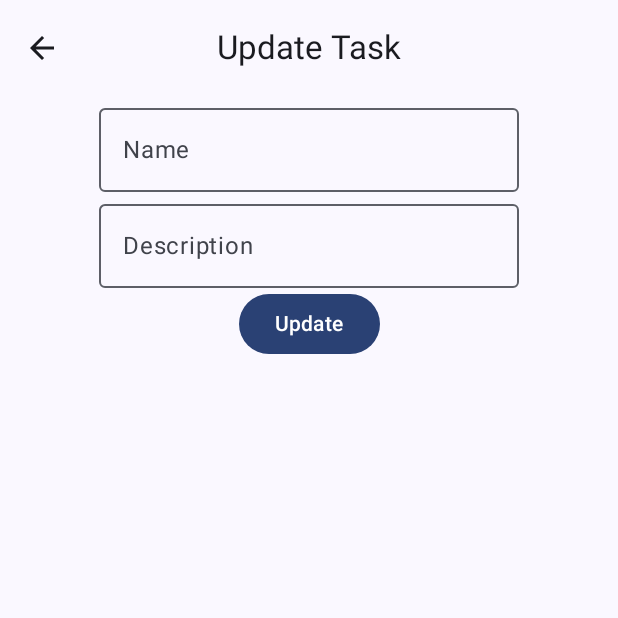
After one commit to vtymPolit/2024_IPZm11_CheckMate, an Android app built with Jetpack Compose: the UpdateTaskScreen screen opened through its navigation route, on a phone screen of 412 x 824 dp, the top half of it. The commit adds this screen. Run offline under Robolectric (Android 15) with nearby library versions, the phone set to English and light mode, and no system bars; our stand-ins replace Firebase (no records; nobody signed in at launch, a user with empty details on screens opened directly).

Commit message:
feat: task update

```diff
--- a/app/src/main/java/com/example/checkmate/MainActivity.kt
+++ b/app/src/main/java/com/example/checkmate/MainActivity.kt
@@ -12,6 +12,7 @@ import com.example.checkmate.data.AuthRepo
 import com.example.checkmate.ui.CreateTaskScreen
 import com.example.checkmate.ui.GoogleSignInScreen
 import com.example.checkmate.ui.TasksListScreen
+import com.example.checkmate.ui.UpdateTaskScreen
 import com.example.checkmate.ui.theme.CheckMateTheme
 import com.example.checkmate.viewmodel.GoogleSignInViewModel
 import com.example.checkmate.viewmodel.TasksListScreenViewModel
@@ -48,6 +49,9 @@ class MainActivity : ComponentActivity() {
                         composable("CreateTaskScreen") {
                             CreateTaskScreen(navController, tasksViewModel)
                         }
+                        composable("UpdateTaskScreen") {
+                            UpdateTaskScreen(navController, tasksViewModel)
+                        }
                     }
                 )
             }
--- a/app/src/main/java/com/example/checkmate/ui/TasksListScreen.kt
+++ b/app/src/main/java/com/example/checkmate/ui/TasksListScreen.kt
@@ -75,7 +75,8 @@ fun TasksListScreen(navController: NavController, tasksViewModel: TasksListScree
                     modifier = Modifier
                         .fillMaxWidth()
                         .padding(8.dp),
-                    tasksViewModel = tasksViewModel
+                    tasksViewModel = tasksViewModel,
+                    navController = navController
                 )
             }
         }
@@ -86,7 +87,8 @@ fun TasksListScreen(navController: NavController, tasksViewModel: TasksListScree
 fun TaskItem(
     task: Task,
     modifier: Modifier = Modifier,
-    tasksViewModel: TasksListScreenViewModel
+    tasksViewModel: TasksListScreenViewModel,
+    navController: NavController
 ) {
     var completed by remember { mutableStateOf(false) }
     var expanded by remember { mutableStateOf(false) }
@@ -113,7 +115,7 @@ fun TaskItem(
             )
         }
         if (expanded) {
-            TaskItemExpanded(task.description,tasksViewModel, task)
+            TaskItemExpanded(task.description,tasksViewModel, task, navController)
         }
     }
 }
@@ -139,7 +141,8 @@ fun TaskItemButton(
 fun TaskItemExpanded(
     taskDescription: String,
     tasksViewModel: TasksListScreenViewModel,
-    task: Task
+    task: Task,
+    navController: NavController
 ) {
     Row(Modifier.padding(16.dp)) {
         Text(text = taskDescription)
@@ -149,7 +152,8 @@ fun TaskItemExpanded(
             .fillMaxWidth()
             .padding(8.dp), horizontalArrangement = Arrangement.Center
     ) {
-        Button(onClick = {}) {
+        Button(onClick = {tasksViewModel.setSelectedTask(task)
+            navController.navigate("UpdateTaskScreen")}) {
             Text("update")
         }
         Spacer(Modifier.width(16.dp))
--- /dev/null
+++ b/app/src/main/java/com/example/checkmate/ui/UpdateTaskScreen.kt
@@ -0,0 +1,90 @@
+package com.example.checkmate.ui
+
+import androidx.compose.foundation.layout.Box
+import androidx.compose.foundation.layout.Column
+import androidx.compose.foundation.layout.Row
+import androidx.compose.foundation.layout.fillMaxSize
+import androidx.compose.foundation.layout.padding
+import androidx.compose.material.icons.Icons
+import androidx.compose.material.icons.automirrored.filled.ArrowBack
+import androidx.compose.material3.Button
+import androidx.compose.material3.CenterAlignedTopAppBar
+import androidx.compose.material3.ExperimentalMaterial3Api
+import androidx.compose.material3.Icon
+import androidx.compose.material3.IconButton
+import androidx.compose.material3.OutlinedTextField
+import androidx.compose.material3.Scaffold
+import androidx.compose.material3.Text
+import androidx.compose.runtime.Composable
+import androidx.compose.runtime.LaunchedEffect
+import androidx.compose.runtime.collectAsState
+import androidx.compose.runtime.getValue
+import androidx.compose.runtime.mutableStateOf
+import androidx.compose.runtime.remember
+import androidx.compose.runtime.setValue
+import androidx.compose.ui.Alignment
+import androidx.compose.ui.Modifier
+import androidx.navigation.NavController
+import com.example.checkmate.data.Task
+import com.example.checkmate.viewmodel.TasksListScreenViewModel
+
+@OptIn(ExperimentalMaterial3Api::class)
+@Composable
+fun UpdateTaskScreen(navController: NavController, tasksViewModel: TasksListScreenViewModel) {
+    val task by tasksViewModel.selectedTask.collectAsState()
+    var name by remember { mutableStateOf("") }
+    var description by remember { mutableStateOf("") }
+    LaunchedEffect(task) {
+        name = task?.name ?: ""
+        description = task?.description ?: ""
+    }
+    Scaffold(
+        topBar = {
+            CenterAlignedTopAppBar(
+                title = {
+                    Text(text = "Update Task")
+                },
+                navigationIcon = {
+                    IconButton(onClick = { navController.popBackStack() }) {
+                        Icon(Icons.AutoMirrored.Filled.ArrowBack, contentDescription = "Back")
+                    }
+                }
+            )
+        }
+    ) { innerPadding ->
+        Box(
+            modifier = Modifier
+                .fillMaxSize()
+                .padding(innerPadding)
+        ) {
+            Column(
+                modifier = Modifier.fillMaxSize(),
+                horizontalAlignment = Alignment.CenterHorizontally
+            ) {
+                Row {
+                    OutlinedTextField(
+                        value = name,
+                        onValueChange = { name = it },
+                        label = { Text(text = "Name") }
+                    )
+                }
+                Row {
+                    OutlinedTextField(
+                        value = description,
+                        onValueChange = { description = it },
+                        label = { Text(text = "Description") }
+                    )
+                }
+                Button(onClick = {
+                    task?.let {
+                        val updatedTask = Task(name = name, description = description, completed = it.completed, id = it.id)
+                        tasksViewModel.updateTask(updatedTask)
+                        navController.popBackStack()
+                    }
+                }) {
+                    Text(text = "Update")
+                }
+            }
+        }
+    }
+}
```
